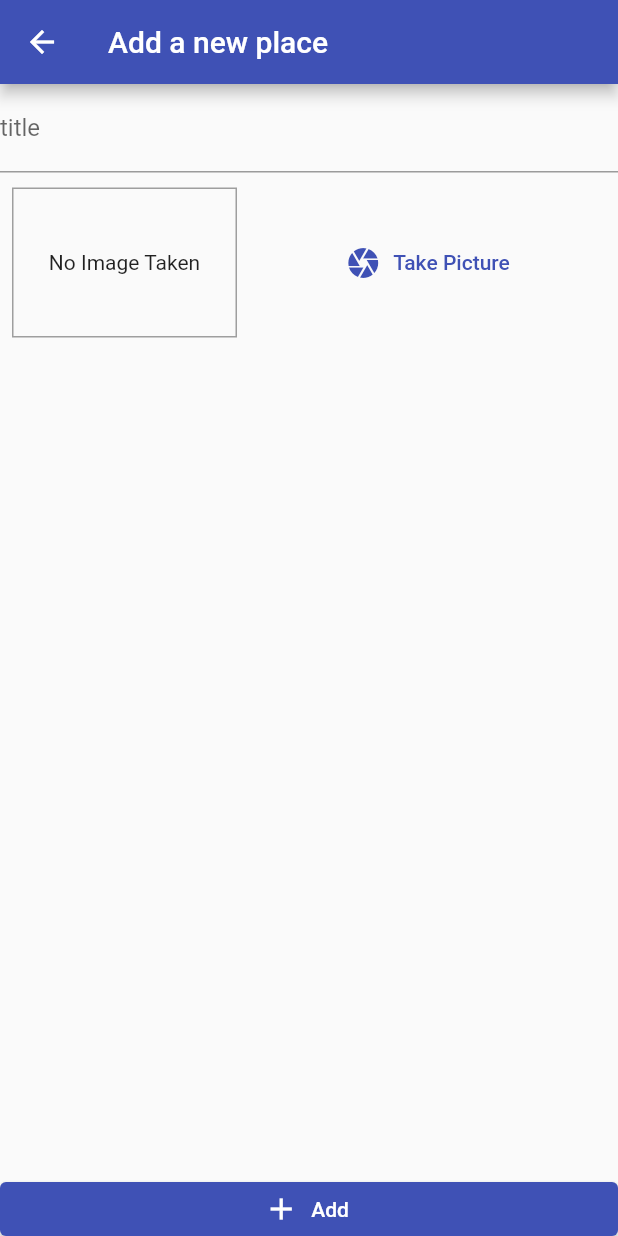
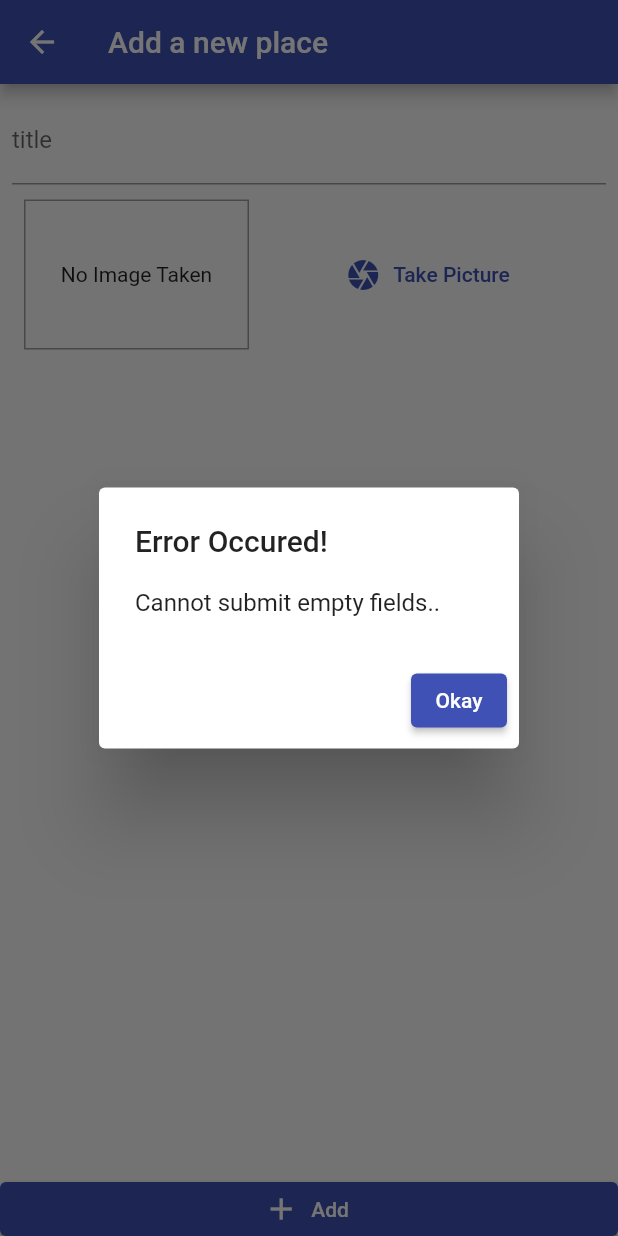
Before and after one commit to marizvi/placesApp, a Flutter app: the AddPlacesList screen opened by its route, after a tap on "Add", on a phone screen of 412 x 824 dp. Run offline on Flutter 3.47's test engine with Material 2 defaults, Android fonts, the phone set to English and light mode, and no system bars; our stand-ins replace image_picker.

```diff
--- a/lib/models/place.dart
+++ b/lib/models/place.dart
@@ -15,8 +15,8 @@ class PlaceLocation {
 class Place {
   final String id;
   final String title;
-  final File image; //dart:io
-  final PlaceLocation location;
+  final File? image; //dart:io
+  final PlaceLocation? location;
 
   Place(
       {required this.id,
--- a/lib/screens/add_place_screen.dart
+++ b/lib/screens/add_place_screen.dart
@@ -1,5 +1,8 @@
 import 'package:flutter/material.dart';
 import 'package:my_app/widgets/image_input.dart';
+import 'dart:io';
+import 'package:provider/provider.dart';
+import '../providers/great_places.dart';
 
 class AddPlacesList extends StatefulWidget {
   @override
@@ -8,6 +11,35 @@ class AddPlacesList extends StatefulWidget {
 
 class _AddPlacesListState extends State<AddPlacesList> {
   final _titleController = TextEditingController();
+  File? _pickedImage;
+  void _selectImage(File pickedImage) {
+    this._pickedImage = pickedImage;
+  }
+
+  void _savePlace() {
+    if (_titleController.text.isEmpty || _pickedImage == null) {
+      print('Error: Fields are empty');
+      showDialog(
+          context: context,
+          builder: (ctx) => AlertDialog(
+                title: Text(
+                  'Error Occured!',
+                ),
+                content: Text('Cannot submit empty fields.. '),
+                actions: [
+                  ElevatedButton(
+                      onPressed: () {
+                        Navigator.of(context).pop();
+                      },
+                      child: Text('Okay')),
+                ],
+              ));
+      return;
+    }
+    final places = Provider.of<GreatPlaces>(context, listen: false);
+    places.addPlace(_titleController.text, _pickedImage);
+    Navigator.of(context).pop();
+  }
 
   @override
   Widget build(BuildContext context) {
@@ -23,6 +55,8 @@ class _AddPlacesListState extends State<AddPlacesList> {
           Expanded(
             // will take all extra available space
             //doing this to not to make button scrollable
+            child: Padding(
+              padding: const EdgeInsets.all(8.0),
               child: SingleChildScrollView(
                 //
                 child: Column(
@@ -34,15 +68,16 @@ class _AddPlacesListState extends State<AddPlacesList> {
                     SizedBox(
                       height: 10,
                     ),
-                  ImageInput(),
+                    ImageInput(_selectImage),
                   ],
+                ),
               ),
             ),
           ),
 
           // Spacer(),
           ElevatedButton.icon(
-              onPressed: () {},
+              onPressed: _savePlace,
               icon: Icon(Icons.add),
               label: Text('Add'),
               style: ElevatedButton.styleFrom(
--- a/lib/widgets/image_input.dart
+++ b/lib/widgets/image_input.dart
@@ -5,6 +5,8 @@ import 'package:path/path.dart' as path;
 import 'package:path_provider/path_provider.dart' as syspaths;
 
 class ImageInput extends StatefulWidget {
+  final Function onSelectImage;
+  ImageInput(this.onSelectImage);
   @override
   _ImageInputState createState() => _ImageInputState();
 }
@@ -21,9 +23,12 @@ class _ImageInputState extends State<ImageInput> {
     setState(() {
       _storedImage = File(image!.path);
     });
+
+    //now sotring it on device
     final appDir = await syspaths.getApplicationDocumentsDirectory();
     final fileName = path.basename(image!.path);
     final saveImage = await File(image.path).copy('${appDir.path}/$fileName');
+    widget.onSelectImage(saveImage);
   }
 
   @override
```
Also changed, not shown: lib/providers/great_places.dart (+11 -0 lines), lib/screens/places_list_screen.dart (+21 -2 lines). Lines whose indentation alone changed are shown as unchanged.
